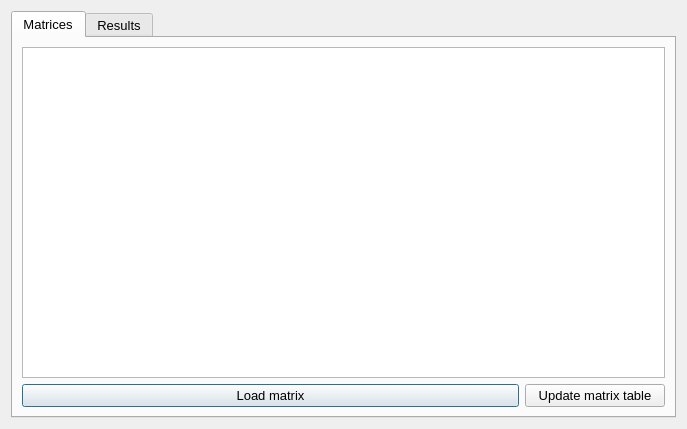
Above: qaequilibrae/modules/matrix_procedures/forms/ui_project_data.ui from AequilibraE/qaequilibrae before the change. Below: the same form after it.
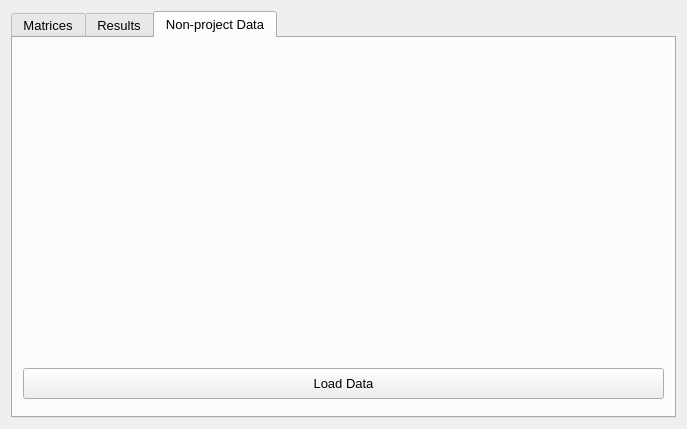
That is the form after the change. Icons and pictures are not drawn.

```diff
--- a/qaequilibrae/modules/matrix_procedures/forms/ui_project_data.ui
+++ b/qaequilibrae/modules/matrix_procedures/forms/ui_project_data.ui
@@ -43,7 +43,7 @@
       </font>
      </property>
      <property name="currentIndex">
-      <number>0</number>
+      <number>2</number>
      </property>
      <widget class="QWidget" name="tab_mat">
       <attribute name="title">
@@ -52,6 +52,12 @@
       <layout class="QGridLayout" name="gridLayout_2">
        <item row="1" column="1">
         <widget class="QPushButton" name="but_load_matrix">
+         <property name="maximumSize">
+          <size>
+           <width>16777215</width>
+           <height>16777215</height>
+          </size>
+         </property>
          <property name="toolTip">
           <string>Displays matrix</string>
          </property>
@@ -64,7 +70,7 @@
         <widget class="QPushButton" name="but_update_matrices">
          <property name="maximumSize">
           <size>
-           <width>140</width>
+           <width>200</width>
            <height>16777215</height>
           </size>
          </property>
@@ -105,6 +111,24 @@
        </item>
       </layout>
      </widget>
+     <widget class="QWidget" name="tab_load_external">
+      <attribute name="title">
+       <string>Non-project Data</string>
+      </attribute>
+      <widget class="QPushButton" name="but_load_data">
+       <property name="geometry">
+        <rect>
+         <x>10</x>
+         <y>330</y>
+         <width>641</width>
+         <height>31</height>
+        </rect>
+       </property>
+       <property name="text">
+        <string>Load Data</string>
+       </property>
+      </widget>
+     </widget>
     </widget>
    </item>
   </layout>
```
Left out of the diff: 14 changed lines with no effect on the pictures.
